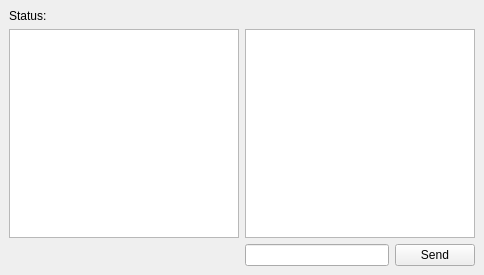
Before: the Qt Designer form lib/ui/mainwindow.ui in TheEvilRoot/3CourseWork, drawn with Qt 5.
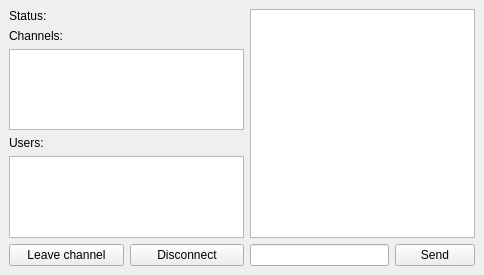
After: the same form once the commit is applied.

```diff
--- a/lib/ui/mainwindow.ui
+++ b/lib/ui/mainwindow.ui
@@ -18,28 +18,59 @@
   </property>
   <widget class="QWidget" name="centralwidget">
    <layout class="QGridLayout" name="gridLayout">
-    <item row="2" column="1">
-     <widget class="QLineEdit" name="leMessage"/>
-    </item>
-    <item row="1" column="0">
-     <widget class="QListView" name="lwUsers"/>
-    </item>
-    <item row="2" column="2">
+    <item row="5" column="5">
      <widget class="QPushButton" name="bSend">
       <property name="text">
        <string>Send</string>
       </property>
      </widget>
     </item>
-    <item row="0" column="0" colspan="3">
+    <item row="5" column="1">
+     <widget class="QPushButton" name="pushButton">
+      <property name="text">
+       <string>Disconnect</string>
+      </property>
+     </widget>
+    </item>
+    <item row="5" column="0">
+     <widget class="QPushButton" name="pushButton_2">
+      <property name="text">
+       <string>Leave channel</string>
+      </property>
+     </widget>
+    </item>
+    <item row="4" column="0" colspan="2">
+     <widget class="QListView" name="lwUsers"/>
+    </item>
+    <item row="1" column="0" colspan="3">
+     <widget class="QLabel" name="label">
+      <property name="text">
+       <string>Channels:</string>
+      </property>
+     </widget>
+    </item>
+    <item row="0" column="0" colspan="2">
      <widget class="QLabel" name="lStatus">
       <property name="text">
        <string>Status:</string>
       </property>
      </widget>
     </item>
-    <item row="1" column="1" colspan="2">
-     <widget class="QListView" name="listView"/>
+    <item row="2" column="0" colspan="2">
+     <widget class="QListView" name="lwChannels"/>
+    </item>
+    <item row="0" column="2" rowspan="5" colspan="4">
+     <widget class="QListView" name="lwLog"/>
+    </item>
+    <item row="5" column="2" colspan="3">
+     <widget class="QLineEdit" name="leMessage"/>
+    </item>
+    <item row="3" column="0" colspan="2">
+     <widget class="QLabel" name="label_2">
+      <property name="text">
+       <string>Users:</string>
+      </property>
+     </widget>
     </item>
    </layout>
   </widget>
```
